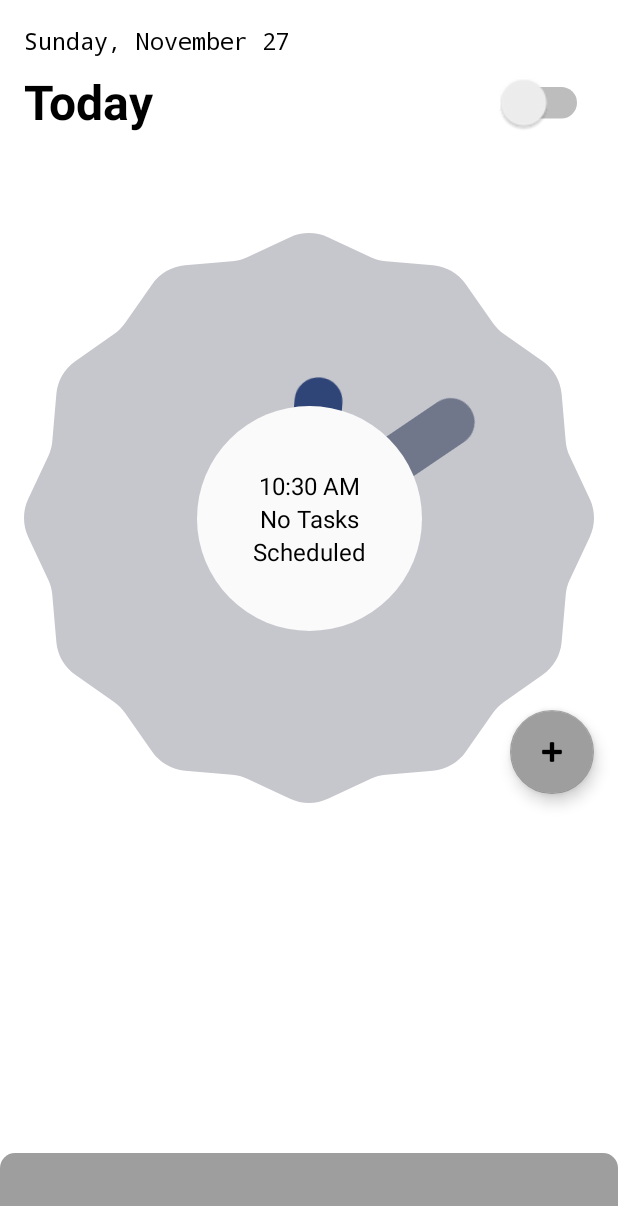
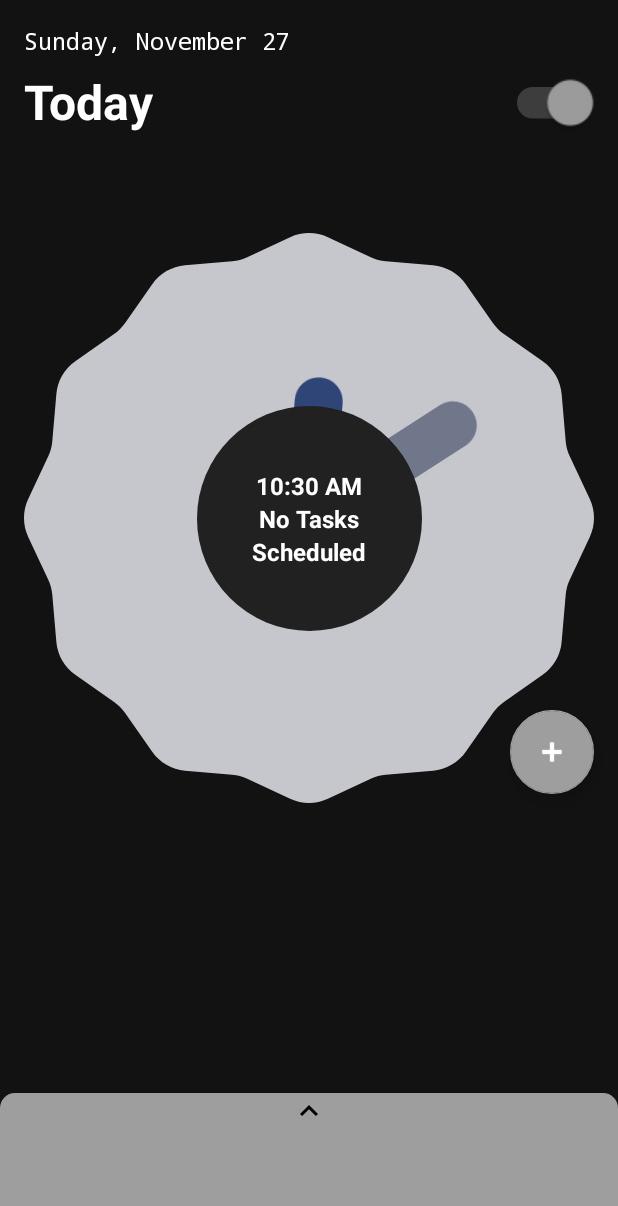
Before and after one commit to Yutish/Task-Scheduler-App, an Android app: the screen it shows after launch (MainActivity), on a phone screen of 412 x 824 dp. Shown: the top 1206 px of the screen. Run offline under Robolectric (Android 15) with nearby library versions, the phone set to English and light mode, and no system bars; our stand-ins replace Room's generated code, data binding.

Commit message:
fix: saving state of switch, adding button on bottom sheet

```diff
--- a/app/src/main/java/com/example/taskschedulerapp/clock/ClockFragment.kt
+++ b/app/src/main/java/com/example/taskschedulerapp/clock/ClockFragment.kt
@@ -1,12 +1,15 @@
 package com.example.taskschedulerapp.clock
 
 import android.annotation.SuppressLint
+import android.content.Context
 import android.icu.text.SimpleDateFormat
+import android.os.Build
 import android.os.Bundle
 import android.os.CountDownTimer
 import android.view.LayoutInflater
 import android.view.View
 import android.view.ViewGroup
+import androidx.annotation.RequiresApi
 import androidx.databinding.DataBindingUtil
 import androidx.fragment.app.Fragment
 import androidx.lifecycle.ViewModelProvider
@@ -15,6 +18,8 @@ import com.example.taskschedulerapp.R
 import com.example.taskschedulerapp.SchedulerApplication
 import com.example.taskschedulerapp.database.getDatabase
 import com.example.taskschedulerapp.databinding.FragmentClockBinding
+import com.google.android.material.bottomsheet.BottomSheetBehavior
+import kotlinx.android.synthetic.main.fragment_clock.*
 
 /**
  * [ClockFragment] holds the main screen.
@@ -25,6 +30,11 @@ class ClockFragment : Fragment() {
 
     private lateinit var clockBinding: FragmentClockBinding
 
+    private val sharedPreferences =
+        SchedulerApplication.instance.getSharedPreferences("SharedPref", Context.MODE_PRIVATE)
+    private val editor = sharedPreferences.edit()
+
+    @RequiresApi(Build.VERSION_CODES.R)
     @SuppressLint("SetTextI18n", "SimpleDateFormat")
 
 
@@ -48,6 +58,11 @@ class ClockFragment : Fragment() {
 
         clockFragmentViewModel.fetchSingleData()
 
+
+        clockBinding.themeSwitch.isChecked = sharedPreferences.getBoolean(SWITCH_VALUE_STRING, true)
+
+        if (clockBinding.themeSwitch.isChecked) clockFragmentViewModel.setDarkTheme()
+        else clockFragmentViewModel.setLightTheme()
 
         clockBinding.themeSwitch.setOnCheckedChangeListener { _, isChecked ->
             if (isChecked) clockFragmentViewModel.setDarkTheme()
@@ -79,9 +94,37 @@ class ClockFragment : Fragment() {
                     clockBinding.bottomSheetDesc.text = it.description
                 }
             } else {
-                clockBinding.centralTextView.text = "No Tasks"
-                clockBinding.countDownTextView.text = "Scheduled"
+
+                //When there is no task scheduled
+                clockBinding.apply {
+                    centralTextView.text = "No Tasks"
+                    countDownTextView.text = "Scheduled"
+                    bottomSheetTitle.text = ""
+                    bottomSheetDesc.text = ""
+                }
+
             }
+        }
+
+        val bottomSheetBehavior = BottomSheetBehavior.from(clockBinding.bottomSheet)
+
+        clockBinding.bottomSheetUp.setOnClickListener {
+
+            bottomSheetBehavior.state = BottomSheetBehavior.STATE_EXPANDED
+            clockBinding.apply {
+                bottomSheetUp.visibility = View.GONE
+                bottomSheetDown.visibility = View.VISIBLE
+            }
+
+        }
+        clockBinding.bottomSheetDown.setOnClickListener {
+
+            bottomSheetBehavior.state = BottomSheetBehavior.STATE_COLLAPSED
+            clockBinding.apply {
+                bottomSheetUp.visibility = View.VISIBLE
+                bottomSheetDown.visibility = View.GONE
+            }
+
         }
         return clockBinding.root
     }
@@ -94,8 +137,11 @@ class ClockFragment : Fragment() {
 
             @SuppressLint("SetTextI18n")
             override fun onTick(millisUntilFinished: Long) {
-                clockBinding.countDownTextView.text =
-                    "${millisUntilFinished / 60000}: ${millisUntilFinished / 1000}"
+                if (millisUntilFinished < 60000) {
+                    clockBinding.countDownTextView.text = "${millisUntilFinished / 1000} seconds"
+                } else {
+                    clockBinding.countDownTextView.text = "${millisUntilFinished / 60000}+ minutes"
+                }
             }
 
             override fun onFinish() {
@@ -112,16 +158,33 @@ class ClockFragment : Fragment() {
 
             @SuppressLint("SetTextI18n")
             override fun onTick(millisUntilFinished: Long) {
-                clockBinding.countDownTextView.text = "${(millisUntilFinished / 1000) / 60} minutes"
+                if (millisUntilFinished < 60000) {
+                    clockBinding.countDownTextView.text = "${millisUntilFinished / 1000} seconds"
+                } else {
+                    clockBinding.countDownTextView.text = "${millisUntilFinished / 60000}+ minutes"
+                }
             }
 
             override fun onFinish() {
-                clockFragmentViewModel.deleteTask(id)
-                clockFragmentViewModel.fetchSingleData()
+                clockFragmentViewModel.apply {
+                    deleteTask(id)
+                    fetchSingleData()
+                }
+
 
             }
         }.start()
     }
 
+    override fun onDestroyView() {
+        super.onDestroyView()
+        editor.apply {
+            putBoolean(SWITCH_VALUE_STRING, clockBinding.themeSwitch.isChecked)
+        }.apply()
+    }
+
+    companion object {
+        const val SWITCH_VALUE_STRING = "switchValue"
+    }
 
 }
--- /dev/null
+++ b/app/src/main/res/drawable/ic_baseline_keyboard_arrow_down_24.xml
@@ -0,0 +1,5 @@
+<vector android:height="24dp" android:tint="#000000"
+    android:viewportHeight="24" android:viewportWidth="24"
+    android:width="24dp" xmlns:android="http://schemas.android.com/apk/res/android">
+    <path android:fillColor="@android:color/white" android:pathData="M7.41,8.59L12,13.17l4.59,-4.58L18,10l-6,6 -6,-6 1.41,-1.41z"/>
+</vector>
--- /dev/null
+++ b/app/src/main/res/drawable/ic_baseline_keyboard_arrow_up_24.xml
@@ -0,0 +1,10 @@
+<vector xmlns:android="http://schemas.android.com/apk/res/android"
+    android:width="24dp"
+    android:height="24dp"
+    android:tint="@color/primaryTextColor"
+    android:viewportWidth="24"
+    android:viewportHeight="24">
+    <path
+        android:fillColor="@android:color/white"
+        android:pathData="M7.41,15.41L12,10.83l4.59,4.58L18,14l-6,-6 -6,6z" />
+</vector>
--- a/app/src/main/res/layout/fragment_clock.xml
+++ b/app/src/main/res/layout/fragment_clock.xml
@@ -90,13 +90,15 @@
                     android:id="@+id/textClock"
                     android:layout_width="wrap_content"
                     android:layout_height="wrap_content"
-                    android:textSize="16sp" />
+                    android:textSize="16sp"
+                    android:textStyle="bold" />
 
                 <TextView
                     android:id="@+id/centralTextView"
                     android:layout_width="wrap_content"
                     android:layout_height="wrap_content"
                     android:textSize="16sp"
+                    android:textStyle="bold"
                     tools:text="Next task in" />
 
                 <TextView
@@ -104,6 +106,7 @@
                     android:layout_width="wrap_content"
                     android:layout_height="wrap_content"
                     android:textSize="16sp"
+                    android:textStyle="bold"
                     tools:text="___ minutes" />
             </LinearLayout>
 
@@ -136,18 +139,37 @@
         </androidx.constraintlayout.widget.ConstraintLayout>
 
         <androidx.core.widget.NestedScrollView
-            android:id="@+id/bottom_sheet"
+            android:id="@+id/bottomSheet"
             android:layout_width="match_parent"
             android:layout_height="350dp"
             android:background="@drawable/bottom_sheet_background"
             app:behavior_hideable="true"
-            app:behavior_peekHeight="55dp"
+            app:behavior_peekHeight="95dp"
             app:layout_behavior="@string/bottom_sheet_behavior">
 
             <LinearLayout
                 android:layout_width="match_parent"
                 android:layout_height="match_parent"
                 android:orientation="vertical">
+
+                <ImageButton
+                    android:id="@+id/bottomSheetUp"
+                    android:layout_width="wrap_content"
+                    android:layout_height="wrap_content"
+                    android:layout_gravity="center"
+                    android:background="@color/secondaryColor"
+                    android:contentDescription="@string/to_open_bottom_sheet"
+                    android:src="@drawable/ic_baseline_keyboard_arrow_up_24" />
+
+                <ImageButton
+                    android:id="@+id/bottomSheetDown"
+                    android:layout_width="wrap_content"
+                    android:layout_height="wrap_content"
+                    android:layout_gravity="center"
+                    android:background="@color/secondaryColor"
+                    android:contentDescription="@string/to_close_bottom_sheet"
+                    android:src="@drawable/ic_baseline_keyboard_arrow_down_24"
+                    android:visibility="gone" />
 
                 <TextView
                     android:id="@+id/bottomSheetTitle"
@@ -160,7 +182,7 @@
                     android:padding="8dp"
                     android:textAlignment="center"
                     android:textSize="18sp"
-                    android:textStyle="normal"
+                    android:textStyle="bold"
                     android:typeface="serif"
                     tools:text="12:00 am to 1:00pm - Sleeping Time" />
 
--- a/app/src/main/res/values/strings.xml
+++ b/app/src/main/res/values/strings.xml
@@ -6,4 +6,6 @@
     <string name="title_field_text">Title</string>
     <string name="start_time_button_text">Start time</string>
     <string name="end_time_button_text">End time</string>
+    <string name="to_open_bottom_sheet">to open bottom sheet</string>
+    <string name="to_close_bottom_sheet">to close bottom sheet</string>
 </resources>
```
